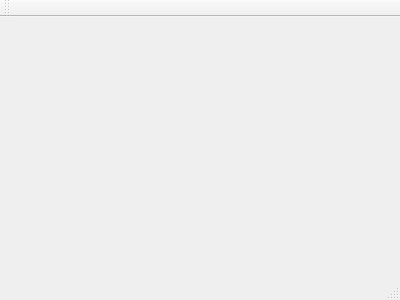
The window that MainWindow.ui (JackEdwards/UniScheduler) describes before a commit, drawn with Qt 5.
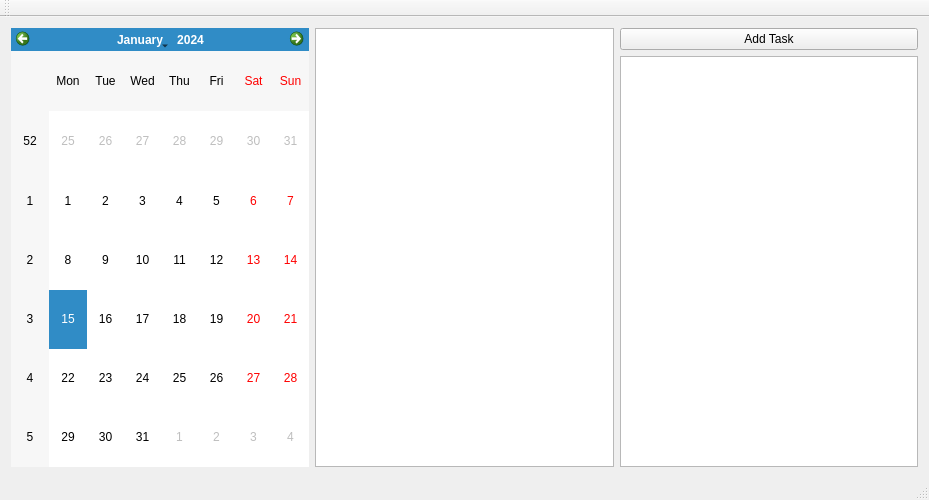
The same window after the commit.

What changed in the file:
```diff
--- a/MainWindow.ui
+++ b/MainWindow.ui
@@ -1,24 +1,69 @@
 <ui version="4.0">
  <class>MainWindow</class>
- <widget class="QMainWindow" name="MainWindow" >
-  <property name="geometry" >
+ <widget class="QMainWindow" name="MainWindow">
+  <property name="geometry">
    <rect>
     <x>0</x>
     <y>0</y>
-    <width>400</width>
-    <height>300</height>
+    <width>929</width>
+    <height>500</height>
    </rect>
   </property>
   <property name="windowTitle" >
    <string>MainWindow</string>
   </property>
-  <widget class="QMenuBar" name="menuBar" />
-  <widget class="QToolBar" name="mainToolBar" />
-  <widget class="QWidget" name="centralWidget" />
-  <widget class="QStatusBar" name="statusBar" />
+  <widget class="QWidget" name="centralWidget">
+   <layout class="QHBoxLayout" name="horizontalLayout">
+    <item>
+     <widget class="QCalendarWidget" name="calendarWidget"/>
+    </item>
+    <item>
+     <widget class="QPlainTextEdit" name="plainTextEdit">
+      <property name="documentTitle">
+       <string/>
+      </property>
+      <property name="textInteractionFlags">
+       <set>Qt::TextSelectableByKeyboard|Qt::TextSelectableByMouse</set>
+      </property>
+     </widget>
+    </item>
+    <item>
+     <layout class="QVBoxLayout" name="verticalLayout">
+      <item>
+       <widget class="QPushButton" name="addTaskButton">
+        <property name="text">
+         <string>Add Task</string>
+        </property>
+       </widget>
+      </item>
+      <item>
+       <widget class="QListView" name="taskListView"/>
+      </item>
+     </layout>
+    </item>
+   </layout>
+  </widget>
+  <widget class="QMenuBar" name="menuBar">
+   <property name="geometry">
+    <rect>
+     <x>0</x>
+     <y>0</y>
+     <width>929</width>
+     <height>22</height>
+    </rect>
+   </property>
+  </widget>
+  <widget class="QToolBar" name="mainToolBar">
+   <attribute name="toolBarArea">
+    <enum>TopToolBarArea</enum>
+   </attribute>
+   <attribute name="toolBarBreak">
+    <bool>false</bool>
+   </attribute>
+  </widget>
+  <widget class="QStatusBar" name="statusBar"/>
  </widget>
- <layoutDefault spacing="6" margin="11" />
- <pixmapfunction></pixmapfunction>
+ <layoutdefault spacing="6" margin="11"/>
  <resources/>
  <connections/>
 </ui>
```
Left out of the diff: 5 changed lines with no effect on the pictures.
